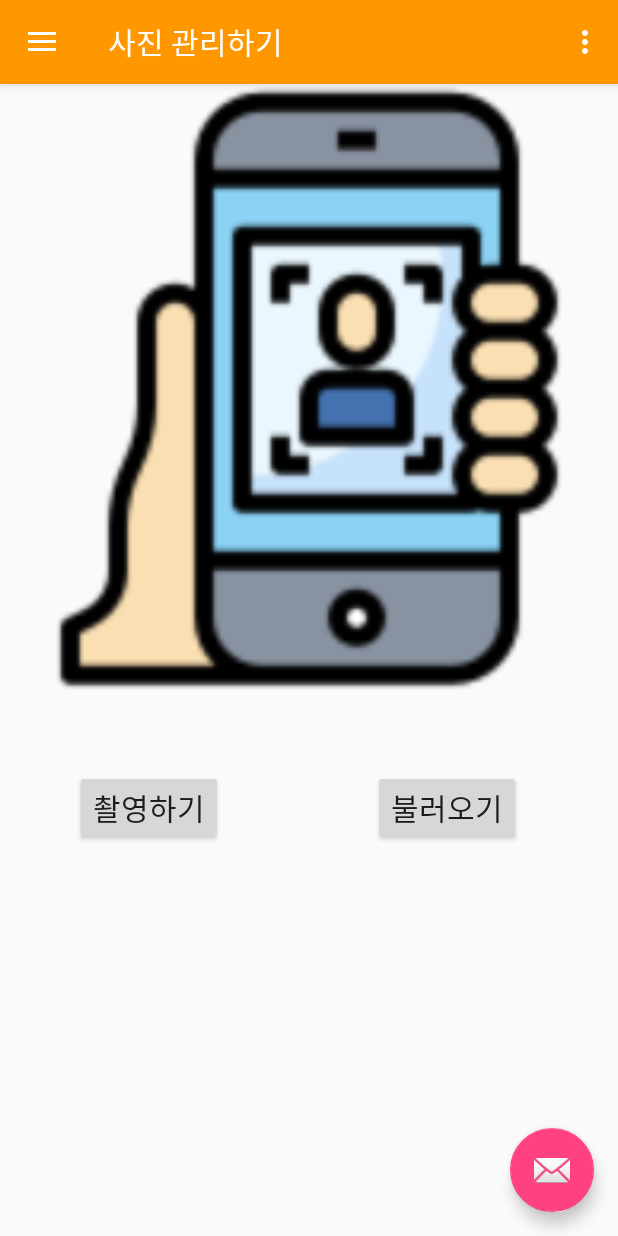
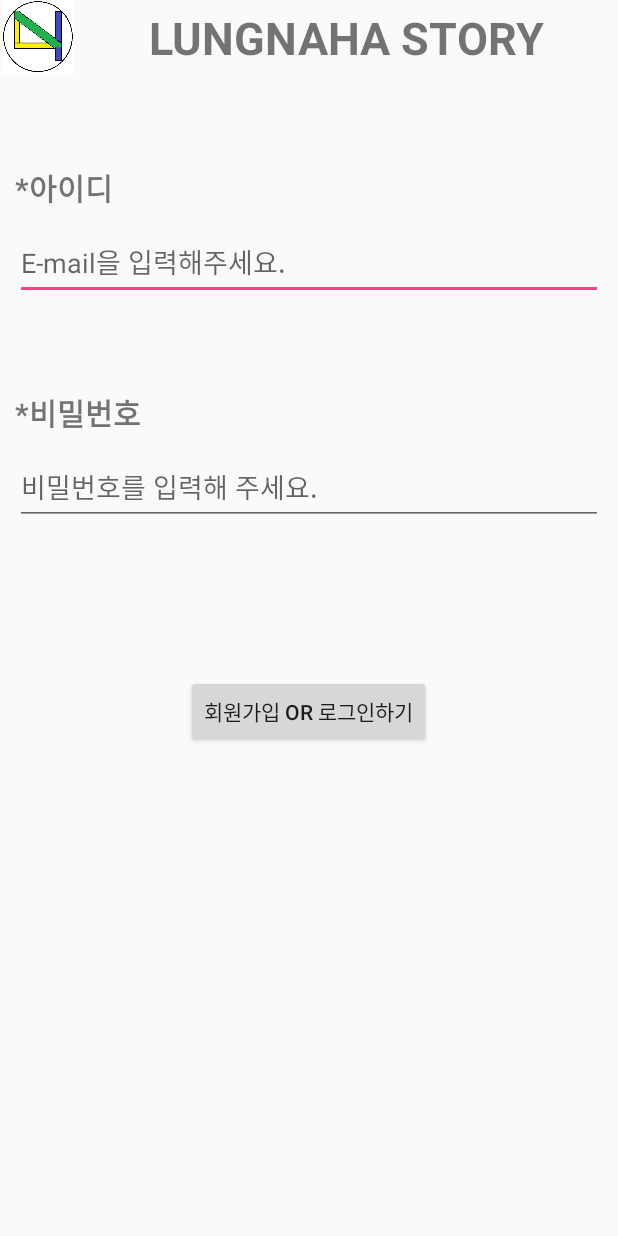
Before and after one commit to lungnahahd/PhotoDescription, an Android app: the screen it shows after launch (Main before the commit, Login after it), on a phone screen of 412 x 824 dp. Run offline under Robolectric (Android 15) with nearby library versions, the phone set to English and light mode, and no system bars.

Commit message:
로그인 화면 구현

```diff
--- a/app/src/main/AndroidManifest.xml
+++ b/app/src/main/AndroidManifest.xml
@@ -2,9 +2,9 @@
 <manifest xmlns:android="http://schemas.android.com/apk/res/android"
     package="com.evanandroid.apps.photodescription">
 
-    <uses-permission android:name="android.permission.READ_EXTERNAL_STORAGE"/>
-    <uses-permission android:name="android.permission.WRITE_EXTERNAL_STORAGE"/>
-    <uses-permission android:name="android.permission.CAMERA"/>
+    <uses-permission android:name="android.permission.READ_EXTERNAL_STORAGE" />
+    <uses-permission android:name="android.permission.WRITE_EXTERNAL_STORAGE" />
+    <uses-permission android:name="android.permission.CAMERA" />
 
     <application
         android:allowBackup="true"
@@ -13,18 +13,20 @@
         android:roundIcon="@mipmap/ic_launcher_round"
         android:supportsRtl="true"
         android:theme="@style/AppTheme">
-        <activity
-            android:name=".Main"
-            android:label="@string/title_activity_main2"
-            android:theme="@style/AppTheme.NoActionBar"></activity>
-        <activity android:name=".SplashScreen">
+        <activity android:name=".Login">
             <intent-filter>
                 <action android:name="android.intent.action.MAIN" />
 
                 <category android:name="android.intent.category.LAUNCHER" />
             </intent-filter>
         </activity>
+        <activity
+            android:name=".Main"
+            android:label="@string/title_activity_main2"
+            android:theme="@style/AppTheme.NoActionBar" />
+        <activity android:name=".SplashScreen">
 
+        </activity>
     </application>
 
 </manifest>
--- /dev/null
+++ b/app/src/main/java/com/evanandroid/apps/photodescription/Login.kt
@@ -0,0 +1,11 @@
+package com.evanandroid.apps.photodescription
+
+import androidx.appcompat.app.AppCompatActivity
+import android.os.Bundle
+
+class Login : AppCompatActivity() {
+    override fun onCreate(savedInstanceState: Bundle?) {
+        super.onCreate(savedInstanceState)
+        setContentView(R.layout.activity_login)
+    }
+}
--- /dev/null
+++ b/app/src/main/res/layout/activity_login.xml
@@ -0,0 +1,65 @@
+<?xml version="1.0" encoding="utf-8"?>
+<LinearLayout xmlns:android="http://schemas.android.com/apk/res/android"
+    xmlns:app="http://schemas.android.com/apk/res-auto"
+    xmlns:tools="http://schemas.android.com/tools"
+    android:layout_width="match_parent"
+    android:layout_height="match_parent"
+    android:orientation="vertical"
+    tools:context=".Login">
+    <LinearLayout
+        android:layout_width="match_parent"
+        android:layout_height="50dp">
+        <ImageView
+            android:layout_width="50dp"
+            android:layout_height="match_parent"
+            android:src="@drawable/lungnaha"/>
+        <TextView
+            android:layout_width="match_parent"
+            android:layout_height="match_parent"
+            android:text="LUNGNAHA STORY"
+            android:textSize="30sp"
+            android:gravity="center"
+            android:textStyle="bold"/>
+    </LinearLayout>
+    <TextView
+        android:layout_width="match_parent"
+        android:layout_height="50dp"
+        android:text="*아이디"
+        android:textStyle="bold"
+        android:textSize="20sp"
+        android:paddingLeft="10sp"
+        android:paddingTop="10sp"
+        android:layout_marginTop="50dp"/>
+    <EditText
+        android:layout_marginLeft="10sp"
+        android:layout_marginRight="10sp"
+        android:id="@+id/email"
+        android:layout_width="match_parent"
+        android:layout_height="50dp"
+        android:hint="E-mail을 입력해주세요."/>
+
+    <TextView
+        android:layout_width="match_parent"
+        android:layout_height="50dp"
+        android:text="*비밀번호"
+        android:textStyle="bold"
+        android:textSize="20sp"
+        android:paddingLeft="10sp"
+        android:paddingTop="10sp"
+        android:layout_marginTop="50dp"/>
+    <EditText
+        android:id="@+id/classifiednum"
+        android:layout_marginLeft="10sp"
+        android:layout_marginRight="10sp"
+        android:layout_width="match_parent"
+        android:layout_height="50dp"
+        android:hint="비밀번호를 입력해 주세요."/>
+
+    <Button
+        android:layout_width="wrap_content"
+        android:layout_height="wrap_content"
+        android:layout_marginTop="100dp"
+        android:layout_gravity="center"
+        android:text="회원가입 or 로그인하기"/>
+
+</LinearLayout>
--- a/app/src/main/res/layout/fragment_home.xml
+++ b/app/src/main/res/layout/fragment_home.xml
@@ -8,10 +8,12 @@
     tools:context=".ui.home.HomeFragment">
 
     <ImageView
+        android:layout_marginTop="50dp"
         android:id="@+id/imagePreview"
-    android:layout_width="match_parent"
-    android:layout_height="407dp"
-    android:src="@drawable/callfile" />
+        android:layout_width="match_parent"
+        android:layout_height="400dp"
+        android:layout_gravity="center"
+        android:src="@drawable/callfile" />
 
     <LinearLayout
         android:layout_width="wrap_content"
@@ -35,5 +37,4 @@
     </LinearLayout>
 
 
-
 </LinearLayout>
```
Also changed, not shown: app/src/main/res/drawable/lungnaha.png (added).
